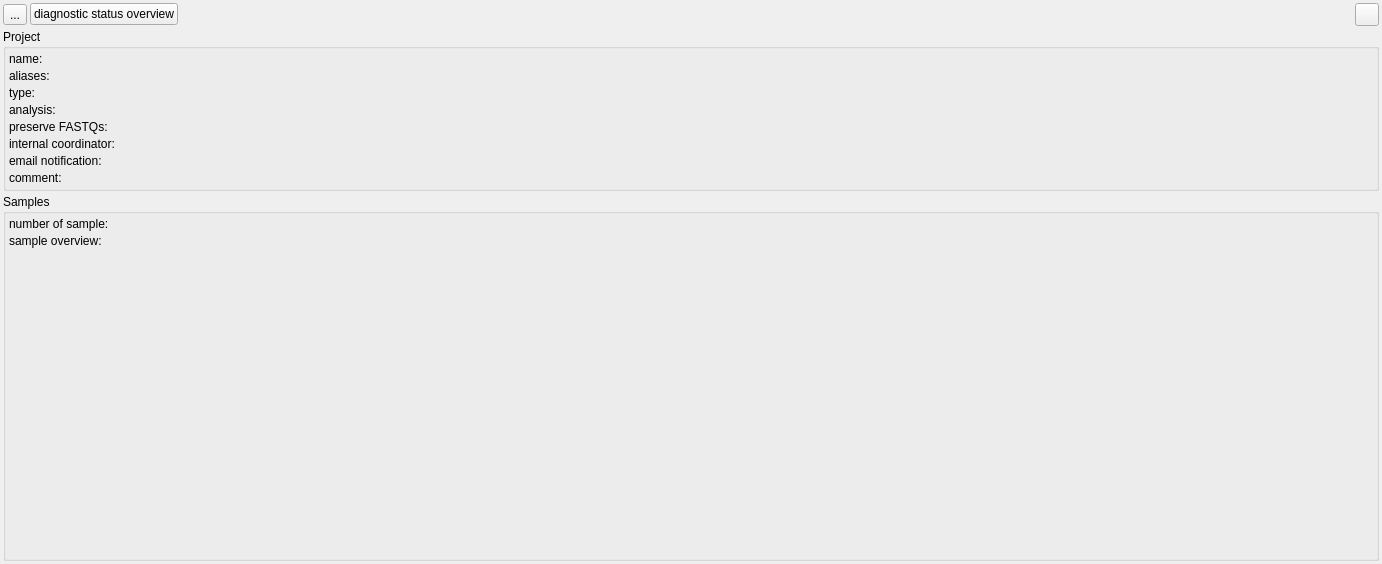
This is src/GSvar/ProjectWidget.ui in imgag/ngs-bits as Qt 5 draws it before an edit. The edited form follows.
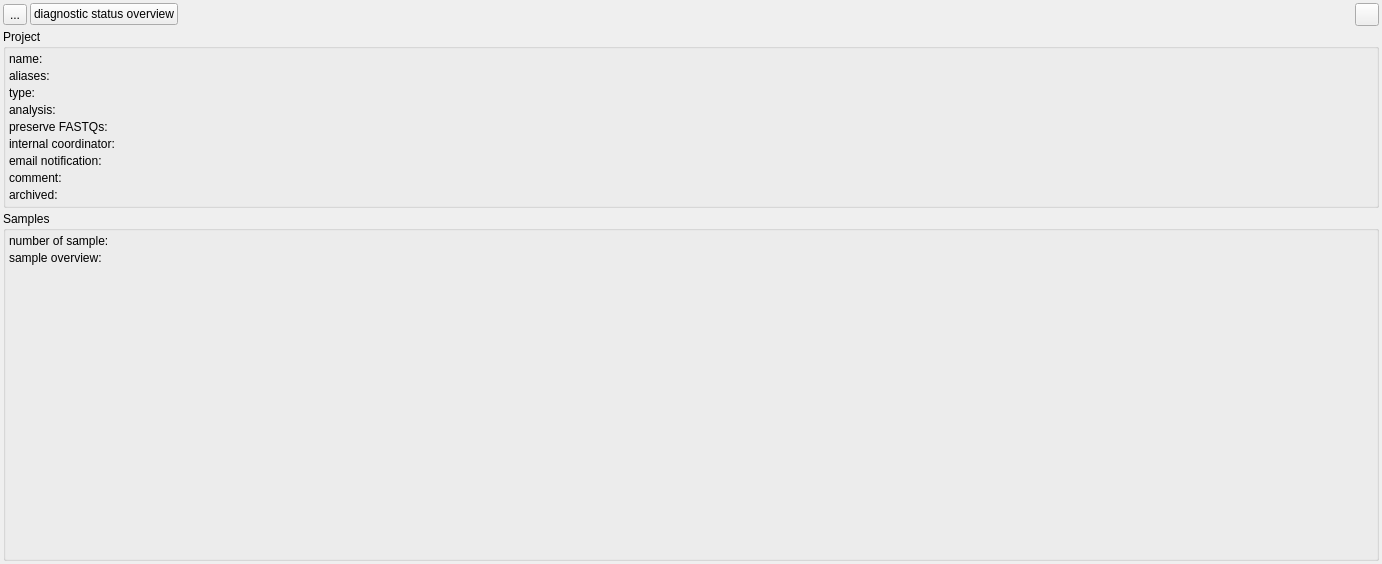
This is the edited form. Icons and pictures are not drawn.

Commit message: GSvar/NGSD: added 'archived' flag to 'project table'; in GSvar it is used in the sample search and the project tab; NGSDExportSamples also has a parameter to exclude archived projects now.

Patch:
```diff
--- a/src/GSvar/ProjectWidget.ui
+++ b/src/GSvar/ProjectWidget.ui
@@ -250,6 +250,20 @@
         </property>
        </widget>
       </item>
+      <item row="8" column="0">
+       <widget class="QLabel" name="label_11">
+        <property name="text">
+         <string>archived:</string>
+        </property>
+       </widget>
+      </item>
+      <item row="8" column="1">
+       <widget class="QLabel" name="archived">
+        <property name="text">
+         <string/>
+        </property>
+       </widget>
+      </item>
      </layout>
     </widget>
    </item>
```
The commit also changes 12 other files.
